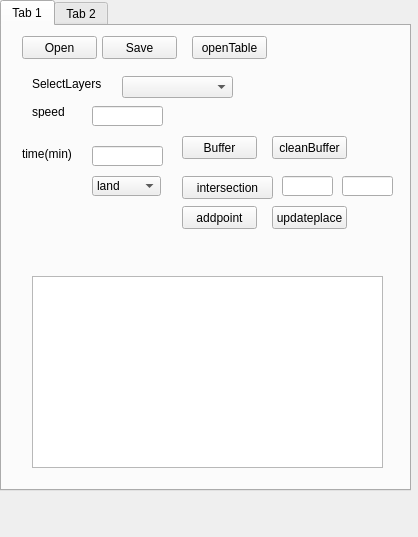
This is escapers/escapers_dockwidget_base.ui in tarapakis/GEO1005 as Qt 5 draws it before an edit. The edited form follows.
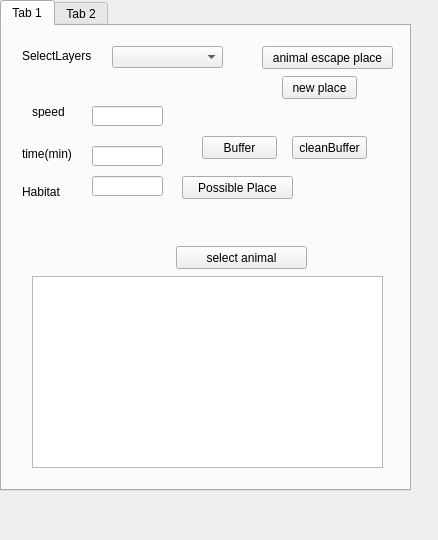
This is the edited form.

What changed in the file:
```diff
--- a/escapers/escapers_dockwidget_base.ui
+++ b/escapers/escapers_dockwidget_base.ui
@@ -6,8 +6,8 @@
    <rect>
     <x>0</x>
     <y>0</y>
-    <width>418</width>
-    <height>537</height>
+    <width>438</width>
+    <height>540</height>
    </rect>
   </property>
   <property name="windowTitle">
@@ -33,86 +33,41 @@
      <widget class="QPushButton" name="addpointbutton">
       <property name="geometry">
        <rect>
-        <x>180</x>
-        <y>180</y>
-        <width>75</width>
+        <x>260</x>
+        <y>20</y>
+        <width>131</width>
         <height>23</height>
        </rect>
       </property>
       <property name="text">
-       <string>addpoint</string>
+       <string>animal escape place</string>
       </property>
      </widget>
      <widget class="QPushButton" name="updatePlaceButton">
       <property name="geometry">
        <rect>
-        <x>270</x>
-        <y>180</y>
-        <width>75</width>
-        <height>23</height>
-       </rect>
-      </property>
-      <property name="text">
-       <string>updateplace</string>
-      </property>
-     </widget>
-     <widget class="QPushButton" name="intersectionbutton">
-      <property name="geometry">
-       <rect>
-        <x>180</x>
-        <y>150</y>
-        <width>91</width>
-        <height>23</height>
-       </rect>
-      </property>
-      <property name="text">
-       <string>intersection</string>
-      </property>
-     </widget>
-     <widget class="QLineEdit" name="layer1Edit">
-      <property name="geometry">
-       <rect>
         <x>280</x>
-        <y>150</y>
-        <width>51</width>
-        <height>20</height>
+        <y>50</y>
+        <width>75</width>
+        <height>23</height>
        </rect>
       </property>
-     </widget>
-     <widget class="QLineEdit" name="layer2Edit">
-      <property name="geometry">
-       <rect>
-        <x>340</x>
-        <y>150</y>
-        <width>51</width>
-        <height>20</height>
-       </rect>
+      <property name="text">
+       <string>new place</string>
       </property>
      </widget>
-     <widget class="QComboBox" name="comboBox">
+     <widget class="QPushButton" name="intersectionbutton">
       <property name="geometry">
        <rect>
-        <x>90</x>
+        <x>180</x>
         <y>150</y>
-        <width>69</width>
-        <height>20</height>
+        <width>111</width>
+        <height>23</height>
        </rect>
       </property>
-      <item>
-       <property name="text">
-        <string>land</string>
-       </property>
-      </item>
-      <item>
-       <property name="text">
-        <string>tree</string>
-       </property>
-      </item>
-      <item>
-       <property name="text">
-        <string>water</string>
-       </property>
-      </item>
+      <property name="text">
+       <string>Possible Place</string>
+      </property>
      </widget>
      <widget class="QLabel" name="label_8">
       <property name="geometry">
@@ -163,7 +118,7 @@
      <widget class="QPushButton" name="bufferButton">
       <property name="geometry">
        <rect>
-        <x>180</x>
+        <x>200</x>
         <y>110</y>
         <width>75</width>
         <height>23</height>
@@ -176,7 +131,7 @@
      <widget class="QPushButton" name="cleanButton">
       <property name="geometry">
        <rect>
-        <x>270</x>
+        <x>290</x>
         <y>110</y>
         <width>75</width>
         <height>23</height>
@@ -189,8 +144,8 @@
      <widget class="QComboBox" name="selectLayerCombo">
       <property name="geometry">
        <rect>
-        <x>120</x>
-        <y>50</y>
+        <x>110</x>
+        <y>20</y>
         <width>111</width>
         <height>22</height>
        </rect>
@@ -199,42 +154,16 @@
      <widget class="QLabel" name="SelectLayers">
       <property name="geometry">
        <rect>
-        <x>30</x>
-        <y>50</y>
+        <x>20</x>
+        <y>20</y>
         <width>91</width>
-        <height>16</height>
+        <height>20</height>
        </rect>
       </property>
       <property name="text">
        <string>SelectLayers</string>
       </property>
      </widget>
-     <widget class="QPushButton" name="OpenScenarioButton">
-      <property name="geometry">
-       <rect>
-        <x>20</x>
-        <y>10</y>
-        <width>75</width>
-        <height>23</height>
-       </rect>
-      </property>
-      <property name="text">
-       <string>Open</string>
-      </property>
-     </widget>
-     <widget class="QPushButton" name="SaveScenarioButton">
-      <property name="geometry">
-       <rect>
-        <x>100</x>
-        <y>10</y>
-        <width>75</width>
-        <height>23</height>
-       </rect>
-      </property>
-      <property name="text">
-       <string>Save</string>
-      </property>
-     </widget>
      <widget class="QTableWidget" name="statisticsTable">
       <property name="geometry">
        <rect>
@@ -245,17 +174,40 @@
        </rect>
       </property>
      </widget>
-     <widget class="QPushButton" name="openTableButton">
+     <widget class="QLineEdit" name="HabitatEdit">
       <property name="geometry">
        <rect>
-        <x>190</x>
-        <y>10</y>
-        <width>75</width>
+        <x>90</x>
+        <y>150</y>
+        <width>71</width>
+        <height>20</height>
+       </rect>
+      </property>
+     </widget>
+     <widget class="QLabel" name="label">
+      <property name="geometry">
+       <rect>
+        <x>20</x>
+        <y>160</y>
+        <width>54</width>
+        <height>12</height>
+       </rect>
+      </property>
+      <property name="text">
+       <string>Habitat</string>
+      </property>
+     </widget>
+     <widget class="QPushButton" name="selectAnimalButton">
+      <property name="geometry">
+       <rect>
+        <x>174</x>
+        <y>220</y>
+        <width>131</width>
         <height>23</height>
        </rect>
       </property>
       <property name="text">
-       <string>openTable</string>
+       <string>select animal</string>
       </property>
      </widget>
     </widget>
```
Left out of the diff: 62 changed lines with no effect on the pictures.
